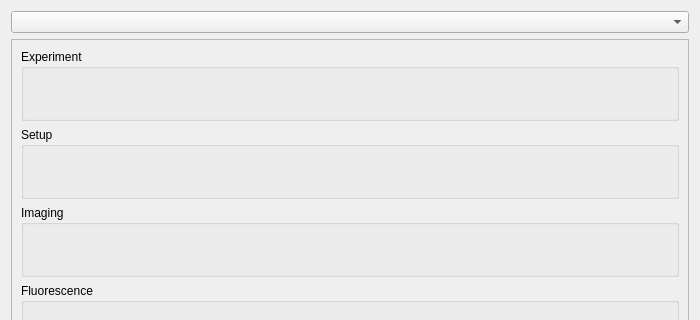
First picture: the form in shapeout2/gui/analysis/ana_meta.ui, repository ZELLMECHANIK-DRESDEN/ShapeOut2, before the edit; both pictures show x 0 to 700 and y 0 to 320 of the 700 by 532 pixel window.
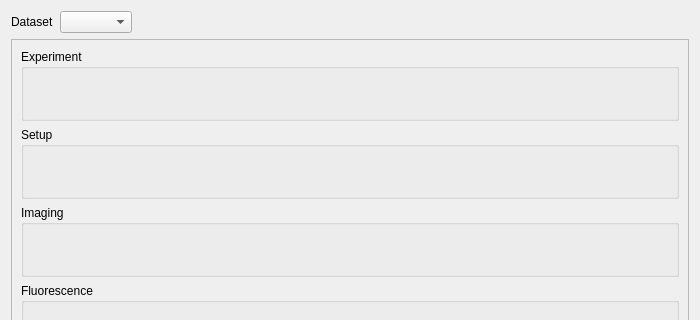
Second picture: the form after the edit.

What changed in the file:
```diff
--- a/shapeout2/gui/analysis/ana_meta.ui
+++ b/shapeout2/gui/analysis/ana_meta.ui
@@ -15,7 +15,34 @@
   </property>
   <layout class="QVBoxLayout" name="verticalLayout_7">
    <item>
-    <widget class="QComboBox" name="comboBox_slots"/>
+    <layout class="QHBoxLayout" name="horizontalLayout">
+     <property name="topMargin">
+      <number>0</number>
+     </property>
+     <item>
+      <widget class="QLabel" name="label">
+       <property name="text">
+        <string>Dataset</string>
+       </property>
+      </widget>
+     </item>
+     <item>
+      <widget class="QComboBox" name="comboBox_slots"/>
+     </item>
+     <item>
+      <spacer name="horizontalSpacer">
+       <property name="orientation">
+        <enum>Qt::Horizontal</enum>
+       </property>
+       <property name="sizeHint" stdset="0">
+        <size>
+         <width>0</width>
+         <height>20</height>
+        </size>
+       </property>
+      </spacer>
+     </item>
+    </layout>
    </item>
    <item>
     <widget class="QScrollArea" name="scrollArea">
```
Left out of the diff: 2 changed lines with no effect on the pictures.
